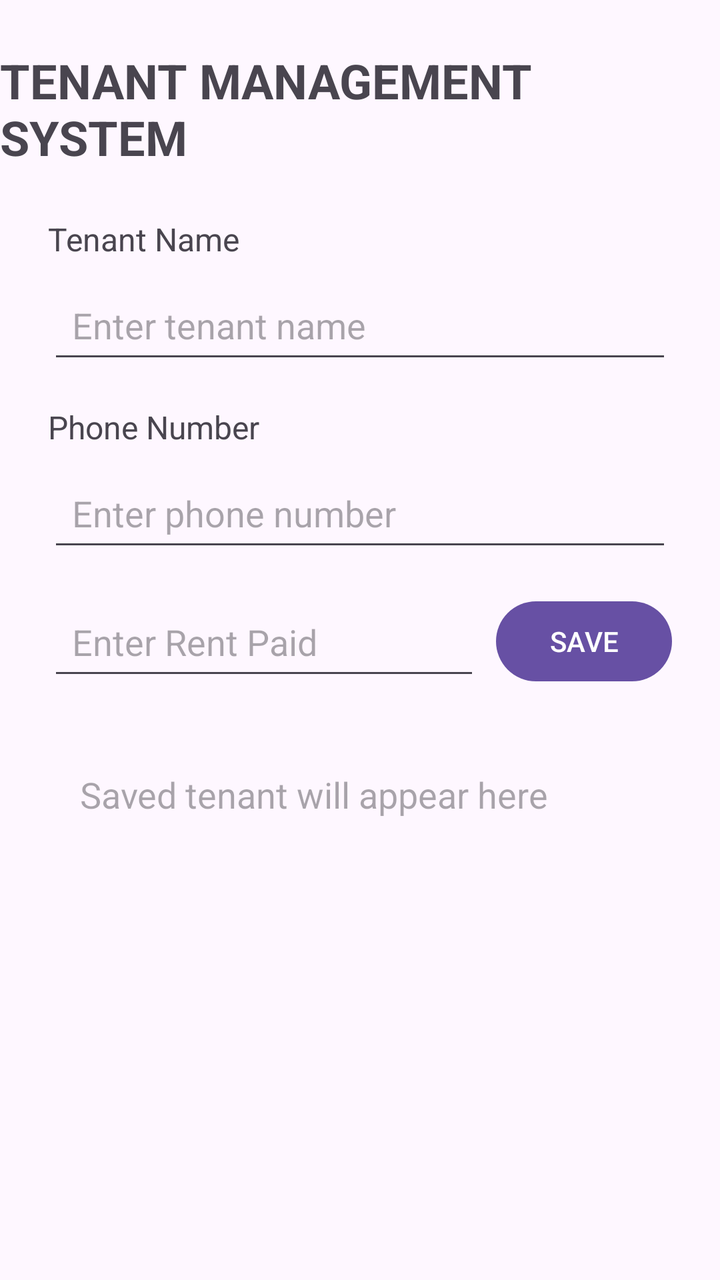
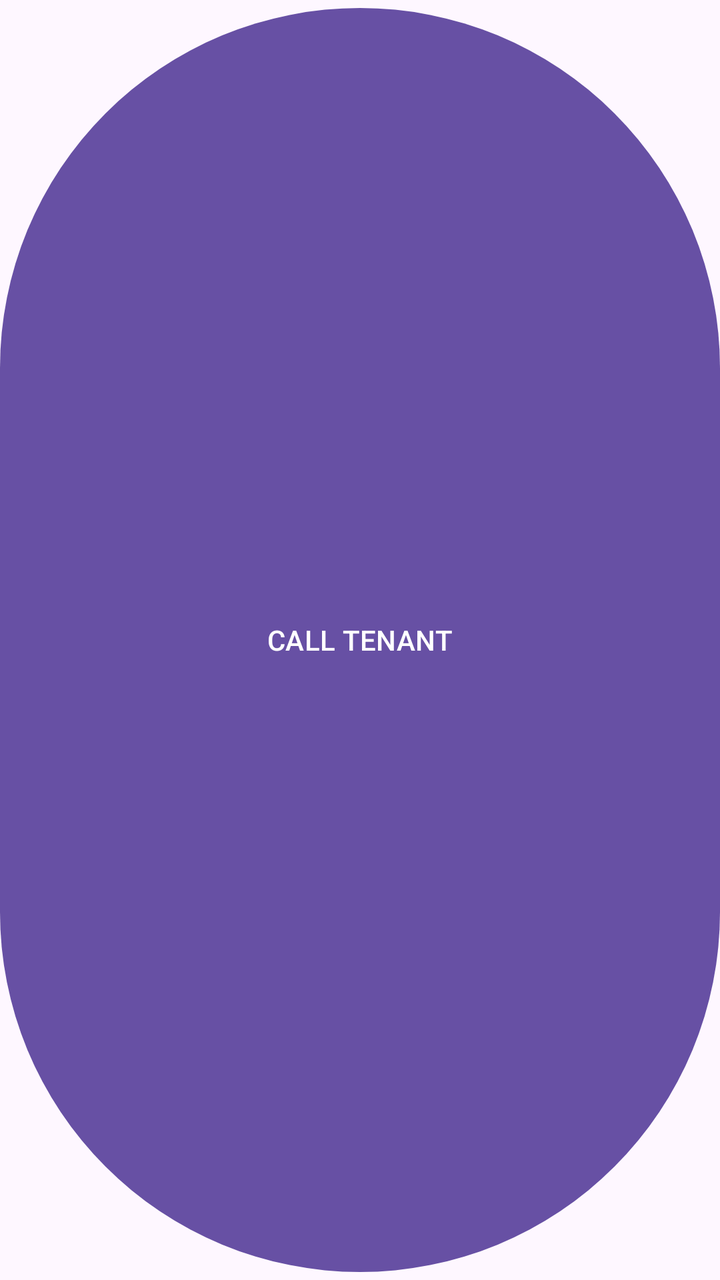

Screens rendered from an Android XML layout before and after an edit, with the pre-edit source and the edit as a unified diff.
<!-- AndroidManifest.xml: application theme Theme.TenantManagementSystem -->
<!-- res/layout/activity_main.xml -->
<?xml version="1.0" encoding="utf-8"?>
<layout xmlns:android="http://schemas.android.com/apk/res/android"
    xmlns:app="http://schemas.android.com/apk/res-auto">

    <data>
        <variable
            name="tenant"
            type="com.example.tenantmanagementsystem.Tenant" />
    </data>

    <androidx.constraintlayout.widget.ConstraintLayout
        android:layout_width="match_parent"
        android:layout_height="match_parent">

        <TextView
            android:id="@+id/titleTextView"
            android:layout_width="wrap_content"
            android:layout_height="wrap_content"
            android:layout_marginTop="24dp"
            android:text="TENANT MANAGEMENT SYSTEM"
            android:textSize="24sp"
            android:textStyle="bold"
            app:layout_constraintEnd_toEndOf="parent"
            app:layout_constraintStart_toStartOf="parent"
            app:layout_constraintTop_toTopOf="parent" />

        <TextView
            android:id="@+id/tenantNameLabel"
            android:layout_width="wrap_content"
            android:layout_height="wrap_content"
            android:layout_marginStart="24dp"
            android:layout_marginTop="24dp"
            android:text="Tenant Name"
            android:textSize="16sp"
            app:layout_constraintStart_toStartOf="parent"
            app:layout_constraintTop_toBottomOf="@id/titleTextView" />

        <EditText
            android:id="@+id/tenantNameEditText"
            android:layout_width="0dp"
            android:layout_height="wrap_content"
            android:layout_marginStart="24dp"
            android:layout_marginTop="8dp"
            android:layout_marginEnd="24dp"
            android:hint="Enter tenant name"
            android:minHeight="48dp"
            android:padding="12dp"
            app:layout_constraintEnd_toEndOf="parent"
            app:layout_constraintStart_toStartOf="parent"
            app:layout_constraintTop_toBottomOf="@id/tenantNameLabel" />

        <TextView
            android:id="@+id/phoneLabel"
            android:layout_width="wrap_content"
            android:layout_height="wrap_content"
            android:layout_marginStart="24dp"
            android:layout_marginTop="16dp"
            android:text="Phone Number"
            android:textSize="16sp"
            app:layout_constraintStart_toStartOf="parent"
            app:layout_constraintTop_toBottomOf="@id/tenantNameEditText" />

        <EditText
            android:id="@+id/phoneEditText"
            android:layout_width="0dp"
            android:layout_height="wrap_content"
            android:layout_marginStart="24dp"
            android:layout_marginTop="8dp"
            android:layout_marginEnd="24dp"
            android:hint="Enter phone number"
            android:inputType="phone"
            android:minHeight="48dp"
            android:padding="12dp"
            app:layout_constraintEnd_toEndOf="parent"
            app:layout_constraintStart_toStartOf="parent"
            app:layout_constraintTop_toBottomOf="@id/phoneLabel" />

        <EditText
            android:id="@+id/rentEditText"
            android:layout_width="0dp"
            android:layout_height="wrap_content"
            android:layout_marginStart="24dp"
            android:layout_marginTop="16dp"
            android:layout_marginEnd="8dp"
            android:hint="Enter Rent Paid"
            android:inputType="numberDecimal"
            android:minHeight="48dp"
            android:padding="12dp"
            app:layout_constraintEnd_toStartOf="@id/saveButton"
            app:layout_constraintStart_toStartOf="parent"
            app:layout_constraintTop_toBottomOf="@id/phoneEditText" />

        <Button
            android:id="@+id/saveButton"
            android:layout_width="wrap_content"
            android:layout_height="wrap_content"
            android:layout_marginEnd="24dp"
            android:text="SAVE"
            app:layout_constraintEnd_toEndOf="parent"
            app:layout_constraintTop_toTopOf="@id/rentEditText" />

        <TextView
            android:id="@+id/tenantResultTextView"
            android:layout_width="0dp"
            android:layout_height="wrap_content"
            android:layout_margin="24dp"
            android:hint="Saved tenant will appear here"
            android:padding="16dp"
            android:text="@{tenant.summary()}"
            android:textSize="18sp"
            app:layout_constraintEnd_toEndOf="parent"
            app:layout_constraintStart_toStartOf="parent"
            app:layout_constraintTop_toBottomOf="@id/rentEditText" />

    </androidx.constraintlayout.widget.ConstraintLayout>
</layout>
<!-- resources referenced by this layout -->
<resources>
  <style name="Theme.TenantManagementSystem" parent="Base.Theme.TenantManagementSystem" />
  <style name="Base.Theme.TenantManagementSystem" parent="Theme.Material3.DayNight.NoActionBar">
          
          
      </style>
</resources>

<!-- the commit's change to res/layout/activity_main.xml (unified diff, before → after) -->
@@ -7,6 +7,14 @@
             name="tenant"
             type="com.example.tenantmanagementsystem.Tenant" />
     </data>
+    <Button
+        android:id="@+id/callButton"
+        android:layout_width="wrap_content"
+        android:layout_height="wrap_content"
+        android:text="CALL TENANT"
+        android:layout_marginStart="24dp"
+        app:layout_constraintTop_toBottomOf="@id/tenantResultTextView"
+        app:layout_constraintStart_toStartOf="parent" />
 
     <androidx.constraintlayout.widget.ConstraintLayout
         android:layout_width="match_parent"
